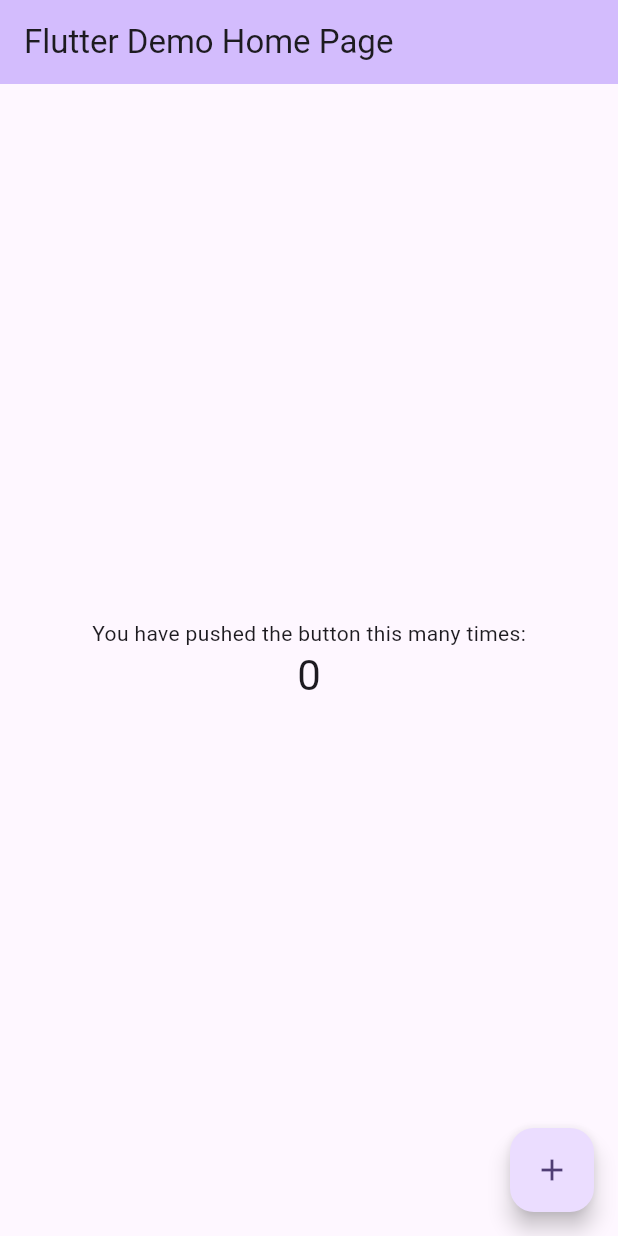
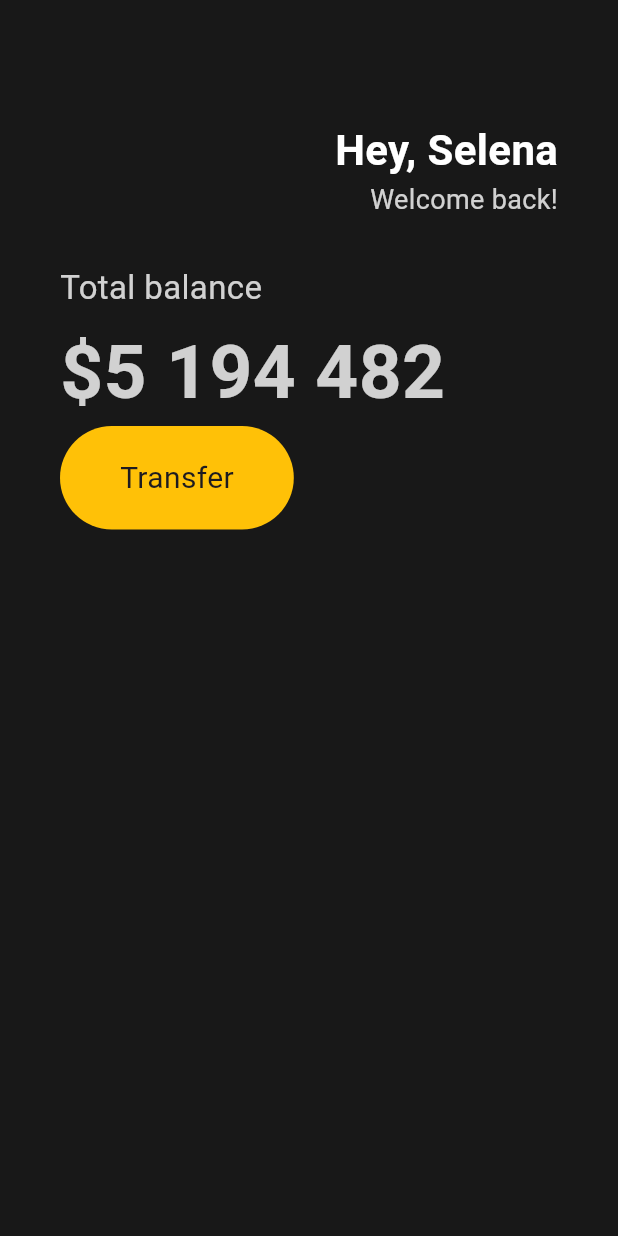
Before and after one commit to s113488/flutter, a Flutter app: the screen it shows after launch, on a phone screen of 412 x 824 dp. Run offline on Flutter 3.47's test engine with Material 3 defaults, Android fonts, the phone set to English and light mode, and no system bars.

```diff
--- a/lib/main.dart
+++ b/lib/main.dart
@@ -1,125 +1,85 @@
 import 'package:flutter/material.dart';
 
 void main() {
-  runApp(const MyApp());
+  runApp(const App());
 }
 
-class MyApp extends StatelessWidget {
-  const MyApp({super.key});
+class App extends StatelessWidget {
+  const App({super.key});
 
-  // This widget is the root of your application.
   @override
   Widget build(BuildContext context) {
     return MaterialApp(
-      title: 'Flutter Demo',
-      theme: ThemeData(
-        // This is the theme of your application.
-        //
-        // TRY THIS: Try running your application with "flutter run". You'll see
-        // the application has a purple toolbar. Then, without quitting the app,
-        // try changing the seedColor in the colorScheme below to Colors.green
-        // and then invoke "hot reload" (save your changes or press the "hot
-        // reload" button in a Flutter-supported IDE, or press "r" if you used
-        // the command line to start the app).
-        //
-        // Notice that the counter didn't reset back to zero; the application
-        // state is not lost during the reload. To reset the state, use hot
-        // restart instead.
-        //
-        // This works for code too, not just values: Most code changes can be
-        // tested with just a hot reload.
-        colorScheme: ColorScheme.fromSeed(seedColor: Colors.deepPurple),
-        useMaterial3: true,
+      home: Scaffold(
+        backgroundColor: Color(0xFF181818),
+        body: Padding(
+            padding: EdgeInsets.symmetric(horizontal: 40),
+            child: Column(
+              crossAxisAlignment: CrossAxisAlignment.start,
+              children: [
+                SizedBox(height: 80),
+                Row(
+                  mainAxisAlignment: MainAxisAlignment.end,
+                  children: [
+                    Column(
+                      crossAxisAlignment: CrossAxisAlignment.end,
+                      children: [
+                        Text(
+                          'Hey, Selena',
+                          style: TextStyle(
+                              color: Colors.white,
+                              fontSize: 28,
+                              fontWeight: FontWeight.w600),
+                        ),
+                        Text(
+                          'Welcome back!',
+                          style: TextStyle(
+                            color: Colors.white.withOpacity(0.8),
+                            fontSize: 18,
+                          ),
+                        ),
+                      ],
+                    )
+                  ],
+                ),
+                SizedBox(
+                  height: 30,
+                ),
+                Text(
+                  'Total balance',
+                  style: TextStyle(
+                    fontSize: 22,
+                    color: Colors.white.withOpacity(0.8),
+                  ),
+                ),
+                SizedBox(
+                  height: 5,
+                ),
+                Text('\$5 194 482',
+                    style: TextStyle(
+                      fontSize: 50,
+                      fontWeight: FontWeight.w600,
+                      color: Colors.white.withOpacity(0.8),
+                    )),
+                Row(
+                  children: [
+                    Container(
+                        decoration: BoxDecoration(
+                            borderRadius: BorderRadius.circular(45),
+                            color: Colors.amber),
+                        child: Padding(
+                          padding: EdgeInsets.symmetric(
+                              horizontal: 40, vertical: 20),
+                          child: Text(
+                            'Transfer',
+                            style: TextStyle(fontSize: 20),
+                          ),
+                        )),
+                  ],
+                )
+              ],
+            )),
       ),
-      home: const MyHomePage(title: 'Flutter Demo Home Page'),
     );
   }
 }
-
-class MyHomePage extends StatefulWidget {
-  const MyHomePage({super.key, required this.title});
-
-  // This widget is the home page of your application. It is stateful, meaning
-  // that it has a State object (defined below) that contains fields that affect
-  // how it looks.
-
-  // This class is the configuration for the state. It holds the values (in this
-  // case the title) provided by the parent (in this case the App widget) and
-  // used by the build method of the State. Fields in a Widget subclass are
-  // always marked "final".
-
-  final String title;
-
-  @override
-  State<MyHomePage> createState() => _MyHomePageState();
-}
-
-class _MyHomePageState extends State<MyHomePage> {
-  int _counter = 0;
-
-  void _incrementCounter() {
-    setState(() {
-      // This call to setState tells the Flutter framework that something has
-      // changed in this State, which causes it to rerun the build method below
-      // so that the display can reflect the updated values. If we changed
-      // _counter without calling setState(), then the build method would not be
-      // called again, and so nothing would appear to happen.
-      _counter++;
-    });
-  }
-
-  @override
-  Widget build(BuildContext context) {
-    // This method is rerun every time setState is called, for instance as done
-    // by the _incrementCounter method above.
-    //
-    // The Flutter framework has been optimized to make rerunning build methods
-    // fast, so that you can just rebuild anything that needs updating rather
-    // than having to individually change instances of widgets.
-    return Scaffold(
-      appBar: AppBar(
-        // TRY THIS: Try changing the color here to a specific color (to
-        // Colors.amber, perhaps?) and trigger a hot reload to see the AppBar
-        // change color while the other colors stay the same.
-        backgroundColor: Theme.of(context).colorScheme.inversePrimary,
-        // Here we take the value from the MyHomePage object that was created by
-        // the App.build method, and use it to set our appbar title.
-        title: Text(widget.title),
-      ),
-      body: Center(
-        // Center is a layout widget. It takes a single child and positions it
-        // in the middle of the parent.
-        child: Column(
-          // Column is also a layout widget. It takes a list of children and
-          // arranges them vertically. By default, it sizes itself to fit its
-          // children horizontally, and tries to be as tall as its parent.
-          //
-          // Column has various properties to control how it sizes itself and
-          // how it positions its children. Here we use mainAxisAlignment to
-          // center the children vertically; the main axis here is the vertical
-          // axis because Columns are vertical (the cross axis would be
-          // horizontal).
-          //
-          // TRY THIS: Invoke "debug painting" (choose the "Toggle Debug Paint"
-          // action in the IDE, or press "p" in the console), to see the
-          // wireframe for each widget.
-          mainAxisAlignment: MainAxisAlignment.center,
-          children: <Widget>[
-            const Text(
-              'You have pushed the button this many times:',
-            ),
-            Text(
-              '$_counter',
-              style: Theme.of(context).textTheme.headlineMedium,
-            ),
-          ],
-        ),
-      ),
-      floatingActionButton: FloatingActionButton(
-        onPressed: _incrementCounter,
-        tooltip: 'Increment',
-        child: const Icon(Icons.add),
-      ), // This trailing comma makes auto-formatting nicer for build methods.
-    );
-  }
-}
```
